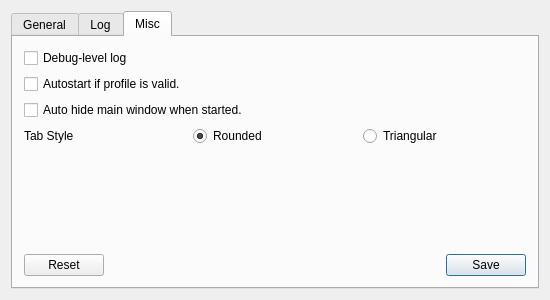
Above: mainwindow.ui from shadowsocks/shadowsocks-qt5 before the change. Below: the same form after it.
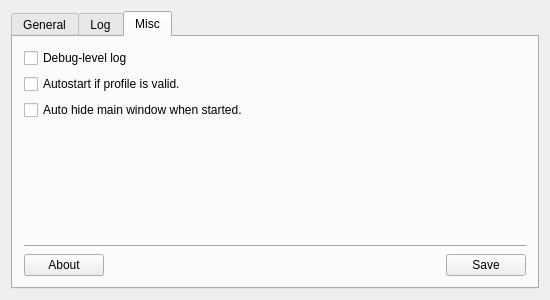
That is the form after the change. The open tabs and pages were chosen to show the change. Icons and pictures are not drawn.

Diff of the .ui file:
```diff
--- a/mainwindow.ui
+++ b/mainwindow.ui
@@ -353,41 +353,10 @@
         <string>Misc</string>
        </attribute>
        <layout class="QGridLayout" name="gridLayout">
-        <item row="5" column="1">
-         <widget class="QRadioButton" name="roundedRadio">
-          <property name="text">
-           <string>Rounded</string>
-          </property>
-          <property name="checked">
-           <bool>true</bool>
-          </property>
-         </widget>
-        </item>
-        <item row="5" column="2">
-         <widget class="QRadioButton" name="triangularRadio">
-          <property name="text">
-           <string>Triangular</string>
-          </property>
-         </widget>
-        </item>
-        <item row="5" column="0">
-         <widget class="QLabel" name="tabStyleLabel">
-          <property name="text">
-           <string>Tab Style</string>
-          </property>
-         </widget>
-        </item>
-        <item row="1" column="0" colspan="3">
-         <widget class="QCheckBox" name="autostartCheck">
-          <property name="text">
-           <string>Autostart if profile is valid.</string>
-          </property>
-         </widget>
-        </item>
-        <item row="6" column="0" colspan="3" alignment="Qt::AlignBottom">
-         <widget class="QDialogButtonBox" name="miscButtonBox">
-          <property name="standardButtons">
-           <set>QDialogButtonBox::Reset|QDialogButtonBox::Save</set>
+        <item row="7" column="0" colspan="3">
+         <widget class="Line" name="hLine">
+          <property name="orientation">
+           <enum>Qt::Horizontal</enum>
           </property>
          </widget>
         </item>
@@ -405,6 +374,53 @@
           </property>
          </widget>
         </item>
+        <item row="1" column="0" colspan="3">
+         <widget class="QCheckBox" name="autostartCheck">
+          <property name="text">
+           <string>Autostart if profile is valid.</string>
+          </property>
+         </widget>
+        </item>
+        <item row="8" column="1">
+         <spacer name="horizontalSpacer">
+          <property name="orientation">
+           <enum>Qt::Horizontal</enum>
+          </property>
+          <property name="sizeHint" stdset="0">
+           <size>
+            <width>40</width>
+            <height>20</height>
+           </size>
+          </property>
+         </spacer>
+        </item>
+        <item row="8" column="2">
+         <widget class="QPushButton" name="miscSaveButton">
+          <property name="text">
+           <string>Save</string>
+          </property>
+         </widget>
+        </item>
+        <item row="8" column="0">
+         <widget class="QPushButton" name="aboutButton">
+          <property name="text">
+           <string>About</string>
+          </property>
+         </widget>
+        </item>
+        <item row="5" column="0" colspan="3">
+         <spacer name="verticalSpacer">
+          <property name="orientation">
+           <enum>Qt::Vertical</enum>
+          </property>
+          <property name="sizeHint" stdset="0">
+           <size>
+            <width>20</width>
+            <height>40</height>
+           </size>
+          </property>
+         </spacer>
+        </item>
        </layout>
       </widget>
      </widget>
```
Left out of the diff: 48 changed lines with no effect on the pictures.
